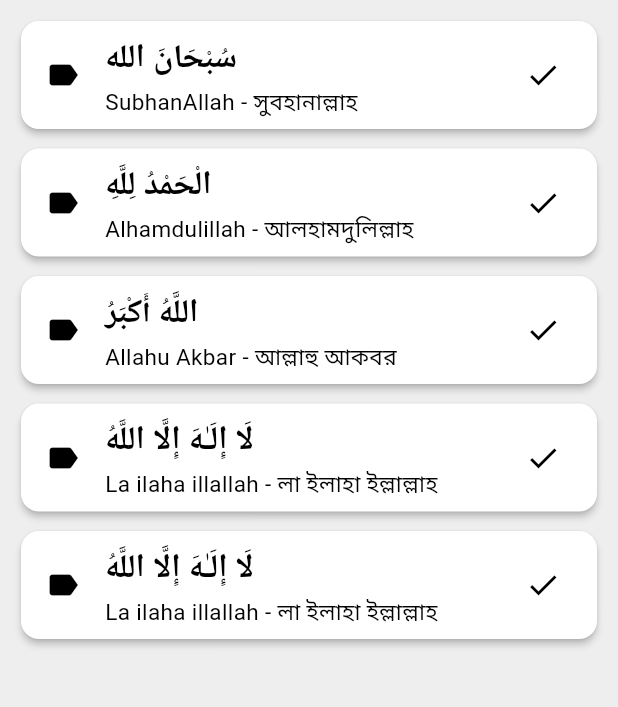
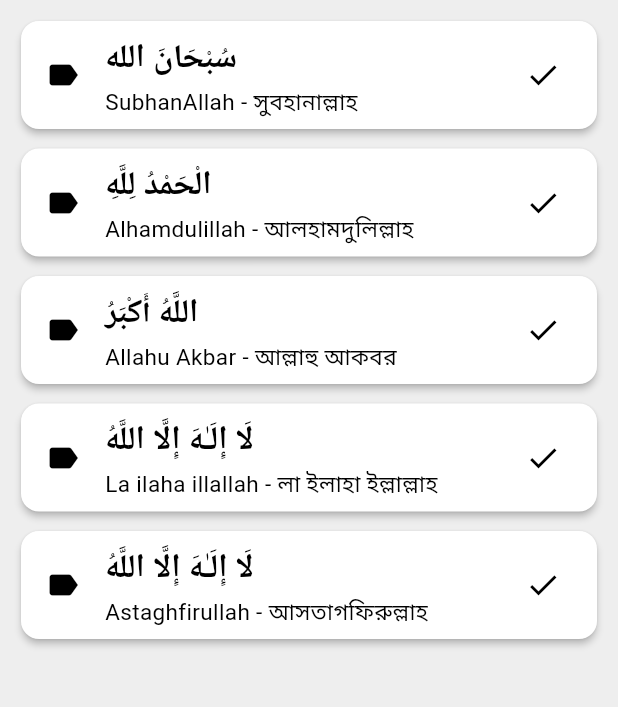
Before and after one commit to Azimul-Haque/tasbih-android, a Flutter app: the TasbihList screen opened directly, on a phone screen of 412 x 824 dp, the part 84-791 px from its top. Run offline on Flutter 3.47's test engine with Material 3 defaults, Android fonts, the phone set to English and light mode, and no system bars; our stand-ins replace shared_preferences; accounts and stored records are empty.

Commit message:
Commit Mon 11/25/2024  4:50:07.14 10279

```diff
--- a/lib/view/tasbihlist.dart
+++ b/lib/view/tasbihlist.dart
@@ -36,11 +36,8 @@ class _TasbihListState extends State<TasbihList> {
                 'La ilaha illallah - লা ইলাহা ইল্লাল্লাহ',
                 Icons.label,
                 Icons.check),
-            _thisCard(
-                'لَا إِلَـٰهَ إِلَّا اللَّهُ',
-                'La ilaha illallah - লা ইলাহা ইল্লাল্লাহ',
-                Icons.label,
-                Icons.check),
+            _thisCard('لَا إِلَـٰهَ إِلَّا اللَّهُ',
+                'Astaghfirullah - আসতাগফিরুল্লাহ', Icons.label, Icons.check),
           ],
         ));
   }
```
